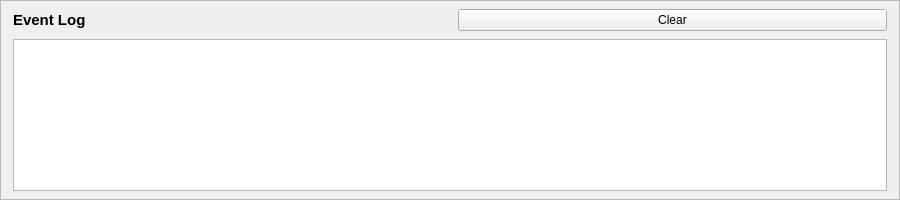
First picture: the form in src/ui/widgets/eventlogwidget.ui, repository sanny32/OpenUaSim, before the edit.
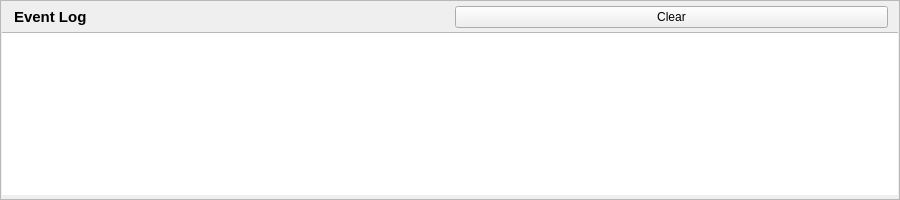
Second picture: the form after the edit.

What changed in the file:
```diff
--- a/src/ui/widgets/eventlogwidget.ui
+++ b/src/ui/widgets/eventlogwidget.ui
@@ -15,24 +15,42 @@
   </property>
   <layout class="QVBoxLayout" name="mainLayout">
    <property name="spacing">
-    <number>8</number>
+    <number>0</number>
    </property>
    <property name="leftMargin">
-    <number>12</number>
+    <number>1</number>
    </property>
    <property name="topMargin">
-    <number>8</number>
+    <number>1</number>
    </property>
    <property name="rightMargin">
-    <number>12</number>
+    <number>1</number>
    </property>
    <property name="bottomMargin">
-    <number>8</number>
+    <number>4</number>
    </property>
    <item>
     <layout class="QHBoxLayout" name="headerLayout">
+     <property name="leftMargin">
+      <number>12</number>
+     </property>
+     <property name="topMargin">
+      <number>4</number>
+     </property>
+     <property name="rightMargin">
+      <number>10</number>
+     </property>
+     <property name="bottomMargin">
+      <number>4</number>
+     </property>
      <item>
       <widget class="QLabel" name="titleLabel">
+       <property name="minimumSize">
+        <size>
+         <width>0</width>
+         <height>22</height>
+        </size>
+       </property>
        <property name="font">
         <font>
          <pointsize>11</pointsize>
@@ -60,8 +78,33 @@
      </item>
     </layout>
    </item>
+   <item>
+    <widget class="QFrame" name="headerSeparator">
+     <property name="minimumSize">
+      <size>
+       <width>0</width>
+       <height>1</height>
+      </size>
+     </property>
+     <property name="maximumSize">
+      <size>
+       <width>16777215</width>
+       <height>1</height>
+      </size>
+     </property>
+     <property name="frameShape">
+      <enum>QFrame::StyledPanel</enum>
+     </property>
+     <property name="separator" stdset="0">
+      <bool>true</bool>
+     </property>
+    </widget>
+   </item>
    <item>
     <widget class="QTableView" name="logView">
+     <property name="frameShape">
+      <enum>QFrame::NoFrame</enum>
+     </property>
      <property name="editTriggers">
       <set>QAbstractItemView::NoEditTriggers</set>
      </property>
```
Left out of the diff: 3 changed lines with no effect on the pictures.
